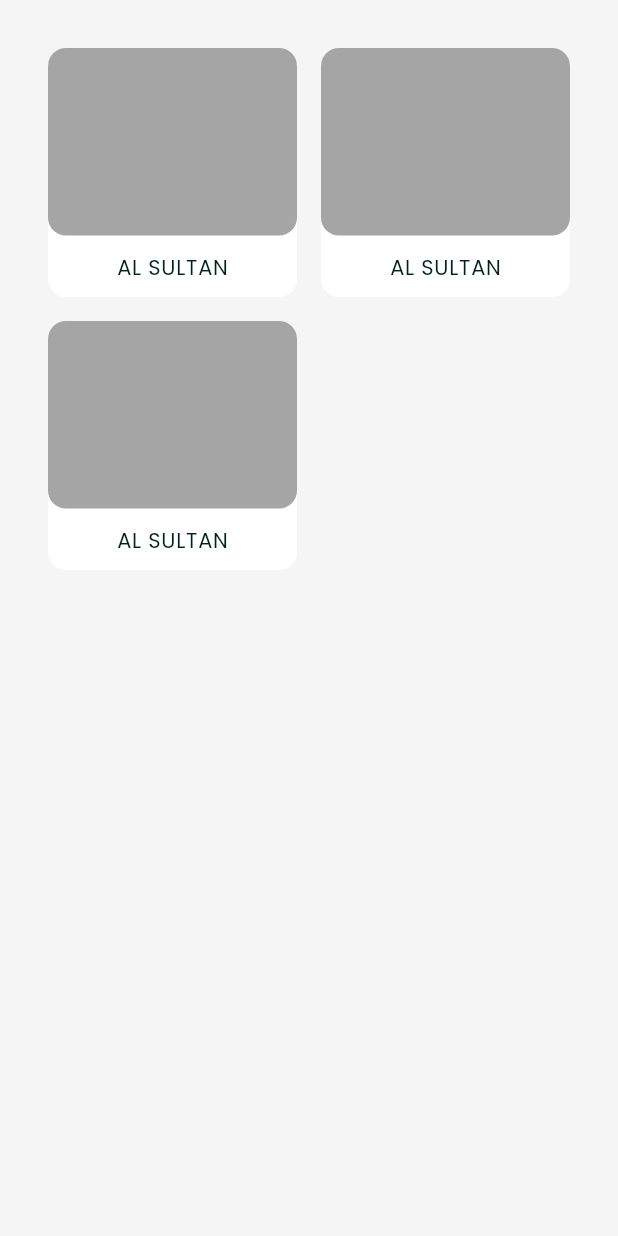
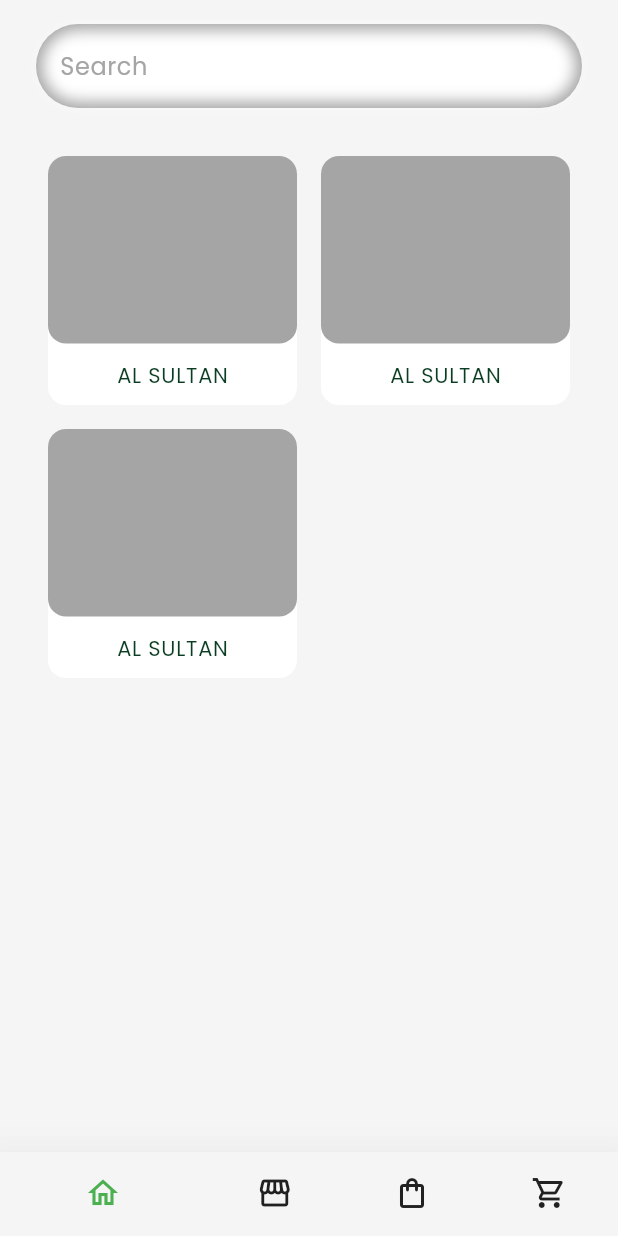
Before and after one commit to AbdulrahmanAlkhawwam/Prog_Lang-pro, a Flutter app: the screen it shows after launch, on a phone screen of 412 x 824 dp. Run offline on Flutter 3.47's test engine with Material 3 defaults, Android fonts, the phone set to English and light mode, and no system bars; our stand-ins replace easy_localization, equatable, get_it, google_fonts, shared_preferences, shimmer and 1 more; accounts and stored records are empty.

Commit message:
ADD SHOPS SCREEN FIX THEME FIX BUTTTOM BAR FIX SEARCH INPUT WIDGET FIX HTTP HELPER FIX STRINGS

```diff
--- a/lib/src/app.dart
+++ b/lib/src/app.dart
@@ -1,6 +1,6 @@
 import 'package:flutter/material.dart';
-import 'package:program_language_project/src/features/screens/shop/shops_screen.dart';
 
+import '../src/features/screens/main/main_screen.dart';
 import '../src/core/constants/theme.dart';
 
 class App extends StatelessWidget {
@@ -11,7 +11,7 @@ class App extends StatelessWidget {
     return MaterialApp(
       theme: AppTheme.lightTheme,
       darkTheme: AppTheme.darkTheme,
-      home: ShopsScreen(),
+      home: MainScreen(),
     );
   }
 }
--- /dev/null
+++ b/lib/src/core/components/app_bottom_bar.dart
@@ -0,0 +1,38 @@
+import 'package:flutter/material.dart';
+
+import '../constants/strings.dart';
+
+class AppBottomBar extends StatefulWidget {
+  final Function(dynamic) onTap;
+
+  const AppBottomBar({super.key, required this.onTap});
+
+  @override
+  State<AppBottomBar> createState() => _AppBottomBarState();
+}
+
+class _AppBottomBarState extends State<AppBottomBar> {
+  int index = 0;
+
+  @override
+  BottomNavigationBar build(BuildContext context) {
+    return BottomNavigationBar(
+      onTap: (value) {
+        setState(() {
+          index = value;
+        });
+        widget.onTap(value);
+      },
+      currentIndex: index,
+      items: [
+        BottomNavigationBarItem(icon: Icon(Icons.home_outlined), label: home),
+        BottomNavigationBarItem(
+            icon: Icon(Icons.storefront_outlined), label: shops),
+        BottomNavigationBarItem(
+            icon: Icon(Icons.shopping_bag_outlined), label: purchase),
+        BottomNavigationBarItem(
+            icon: Icon(Icons.shopping_cart_outlined), label: cart),
+      ],
+    );
+  }
+}
--- a/lib/src/core/components/buttons/App_button.dart
+++ b/lib/src/core/components/app_button.dart
@@ -1,9 +1,9 @@
 import 'package:flutter/material.dart';
 import 'package:shimmer/shimmer.dart';
 
-import '../../components/widgets/skeleton.dart';
-import '../../constants/styles.dart';
-import '../../utils/app_context.dart';
+import './skeleton.dart';
+import '../constants/styles.dart';
+import '../utils/app_context.dart';
 
 class AppButton extends StatelessWidget {
   final Function()? onPressed;
--- a/lib/src/core/components/inters/app_input.dart
+++ b/lib/src/core/components/app_input.dart
@@ -1,6 +1,6 @@
 import 'package:flutter/material.dart';
 
-import '../../utils/app_context.dart';
+import '../utils/app_context.dart';
 
 class AppInput extends StatelessWidget {
   final Function()? onTap;
--- a/lib/src/core/components/widgets/bounded_list_view.dart
+++ b/lib/src/core/components/bounded_list_view.dart
@@ -1,6 +1,6 @@
 import 'package:flutter/material.dart';
 
-import '../../utils/app_context.dart';
+import '../utils/app_context.dart';
 
 class BoundedListView extends StatelessWidget {
   final EdgeInsets? padding;
--- /dev/null
+++ b/lib/src/core/components/search_input.dart
@@ -0,0 +1,50 @@
+import 'package:flutter/material.dart';
+
+import '../utils/app_context.dart';
+import '../constants/styles.dart';
+
+class SearchInput extends StatelessWidget {
+  final Function()? onTap;
+  final Function(dynamic)? onChanged;
+  final TextEditingController? controller;
+  final String? hint;
+
+  const SearchInput({
+    super.key,
+    required this.onTap,
+    required this.onChanged,
+    required this.controller,
+    required this.hint,
+  });
+
+  @override
+  Widget build(BuildContext context) {
+    return Container(
+      height: 56,
+      margin: EdgeInsets.fromLTRB(24, 16, 24, 0),
+      decoration: BoxDecoration(
+        borderRadius: BorderRadius.circular(curvedBor),
+        boxShadow: [
+          BoxShadow(color: context.colors.outline),
+          BoxShadow(
+            color: context.colors.surfaceContainer,
+            spreadRadius: -4,
+            blurRadius: 8,
+          ),
+        ],
+      ),
+      child: SearchBar(
+        onTap: onTap,
+        hintText: hint,
+        onChanged: onChanged,
+        controller: controller,
+        elevation: WidgetStatePropertyAll(0),
+        backgroundColor: WidgetStatePropertyAll(Colors.transparent),
+        textStyle: WidgetStatePropertyAll(context.textTheme.bodySmall),
+        hintStyle: WidgetStatePropertyAll(
+          context.textTheme.bodySmall?.copyWith(color: context.colors.outline),
+        ),
+      ),
+    );
+  }
+}
--- a/lib/src/core/components/widgets/skeleton.dart
+++ b/lib/src/core/components/skeleton.dart
@@ -1,6 +1,6 @@
 import 'package:flutter/material.dart';
 
-import '../../utils/app_context.dart';
+import '../utils/app_context.dart';
 
 class Skeleton extends StatelessWidget {
   final double width;
--- a/lib/src/core/constants/strings.dart
+++ b/lib/src/core/constants/strings.dart
@@ -8,3 +8,9 @@ const themeModeKey = "theme_mode";
 const userIdKey = "user_id";
 const accessTokenKey = "token";
 const localeKey = "locale";
+
+/// ROUTES
+const home = "home";
+const shops = "shops";
+const purchase = "purchase";
+const cart = "cart";
--- a/lib/src/core/constants/styles.dart
+++ b/lib/src/core/constants/styles.dart
@@ -1,5 +1,3 @@
-const circle = 25.5;
-const semicircle = 30.0;
 const inputBor = 3.0;
 const appBor = 12.0;
 const curvedBor = 100.0;
--- a/lib/src/core/constants/theme.dart
+++ b/lib/src/core/constants/theme.dart
@@ -1,5 +1,5 @@
+import 'package:google_fonts/google_fonts.dart';
 import 'package:flutter/material.dart';
-import 'package:google_fonts/google_fonts.dart';
 
 import './colors.dart';
 import './styles.dart';
@@ -17,6 +17,7 @@ class AppTheme {
         textTheme: _textTheme(colors),
         textButtonTheme: _textButtonTheme(colors),
         inputDecorationTheme: _inputDecorationTheme(colors),
+        bottomNavigationBarTheme: _bottomNavigationBarTheme(colors),
         iconButtonTheme: const IconButtonThemeData(
           style: ButtonStyle(fixedSize: WidgetStatePropertyAll(Size(24, 24))),
         ),
@@ -24,31 +25,43 @@ class AppTheme {
 
   static InputDecorationTheme _inputDecorationTheme(ColorScheme colors) {
     return InputDecorationTheme(
+      filled: true,
+      fillColor: colors.surfaceContainer,
       disabledBorder: OutlineInputBorder(
         borderRadius: BorderRadius.circular(appBor),
         borderSide: BorderSide(color: Colors.transparent, width: inputBor),
       ),
       enabledBorder: OutlineInputBorder(
-        borderRadius: BorderRadius.circular(circle),
+        borderRadius: BorderRadius.circular(appBor),
         borderSide: BorderSide(color: Colors.transparent, width: inputBor),
       ),
       focusedBorder: OutlineInputBorder(
-        borderRadius: BorderRadius.circular(circle),
+        borderRadius: BorderRadius.circular(appBor),
         borderSide: BorderSide(color: Colors.transparent, width: inputBor),
       ),
       errorBorder: OutlineInputBorder(
-        borderRadius: BorderRadius.circular(circle),
+        borderRadius: BorderRadius.circular(appBor),
         borderSide: BorderSide(color: Colors.transparent, width: inputBor),
       ),
       focusedErrorBorder: OutlineInputBorder(
-        borderRadius: BorderRadius.circular(circle),
+        borderRadius: BorderRadius.circular(appBor),
         borderSide: BorderSide(color: Colors.transparent, width: inputBor),
       ),
       labelStyle:
           _textTheme(colors).bodySmall?.copyWith(color: colors.onSurface),
-      hintStyle:
-          _textTheme(colors).bodySmall?.copyWith(color: colors.onSurface),
+      hintStyle: _textTheme(colors).bodySmall?.copyWith(color: colors.outline),
       errorStyle: _textTheme(colors).bodySmall?.copyWith(color: colors.error),
+    );
+  }
+
+  static _bottomNavigationBarTheme(ColorScheme colors) {
+    return BottomNavigationBarThemeData(
+      elevation: 25,
+      selectedItemColor: colors.primary,
+      unselectedItemColor: colors.onSurface,
+      showSelectedLabels: false,
+      showUnselectedLabels: false,
+      backgroundColor: colors.surfaceContainer,
     );
   }
 
--- a/lib/src/core/helpers/database_helper.dart
+++ b/lib/src/core/helpers/database_helper.dart
@@ -15,8 +15,6 @@ abstract class DatabaseHelper {
       {String? where, List? args});
 
   Future<int> delete(String table, {String? where, List? args});
-
-  Future<dynamic> sum(String column, String table);
 
   Future<void> close();
 }
@@ -90,10 +88,4 @@ class DatabaseHelperImpl implements DatabaseHelper {
     // )""",
     // );
   }
-
-  @override
-  Future sum(String column, String table) async =>
-      // (await _db.rawQuery("SELECT SUM($column) AS result FROM $table"))
-      //     .firstOrNull?["result"] ??
-      0;
 }
--- a/lib/src/core/helpers/http_helper.dart
+++ b/lib/src/core/helpers/http_helper.dart
@@ -7,7 +7,7 @@ import 'package:http/http.dart';
 
 import '../constants/strings.dart';
 import '../errors/exceptions.dart';
-import 'storage_helper.dart';
+import './storage_helper.dart';
 
 abstract class HttpHelper {
   Future get(
@@ -179,10 +179,10 @@ class HttpHelperImpl extends HttpHelper {
   }
 
   Map<String, String> _makeHeaders({Map? extraHeaders}) => {
-        "Accept": "application/json",
+        // "Accept": "application/json",
         "Content-Type": "application/json",
         "Accept-Language": locale,
-        "x-app-client": Platform.isAndroid ? "android" : "ios",
+        // "x-app-client": Platform.isAndroid ? "android" : "ios",
         if (token.isNotEmpty) "Authorization": token,
         ...?extraHeaders,
       };
--- /dev/null
+++ b/lib/src/features/screens/main/main_screen.dart
@@ -0,0 +1,20 @@
+import 'package:flutter/material.dart';
+
+import '../../../core/components/app_bottom_bar.dart';
+import '../shop/shops_screen.dart';
+
+class MainScreen extends StatelessWidget {
+  const MainScreen({super.key});
+
+  @override
+  Widget build(BuildContext context) {
+    return Scaffold(
+      body: ShopsScreen(),
+      bottomNavigationBar: AppBottomBar(
+        onTap: (index) {
+          print(index);
+        },
+      ),
+    );
+  }
+}
--- a/lib/src/features/screens/shop/shops_screen.dart
+++ b/lib/src/features/screens/shop/shops_screen.dart
@@ -1,77 +1,28 @@
 import 'package:flutter/material.dart';
 
-import '../../models/Location.dart';
-import '../../models/category.dart';
-import '../../models/shop.dart';
-import '../../widgets/shop/shops_item.dart';
+import '../../../core/components/search_input.dart';
+import '../../widgets/shop/shops_list.dart';
 
 class ShopsScreen extends StatelessWidget {
-  const ShopsScreen({super.key});
+  ShopsScreen({super.key});
+
+  final controller = TextEditingController();
 
   @override
   Widget build(BuildContext context) {
-    // TODO : clear demo data
-    final shops = [
-      Shop(
-        id: "12345566",
-        name: "al sultan",
-        place: Location(
-          latitudes: 0000.0000,
-          longitudes: 0000.000,
-          locationDescription: "locationDescription",
-        ),
-        status: "OPENED",
-        imageId: "/",
-        category: Category(
-          id: "1234567",
-          iconId: 1234,
-          categoryName: "FOOD",
-        ),
+    return Scaffold(
+        body: SafeArea(
+      child: Column(
+        children: [
+          SearchInput(
+            onTap: () {},
+            hint: "Search",
+            onChanged: null,
+            controller: null,
+          ),
+          Expanded(child: ShopsList()),
+        ],
       ),
-      Shop(
-        id: "12345566",
-        name: "al sultan",
-        place: Location(
-            latitudes: 0000.0000,
-            longitudes: 0000.000,
-            locationDescription: "locationDescription"),
-        status: "OPENED",
-        imageId: "kfjv31242oef",
-        category: Category(
-          id: "1234567",
-          iconId: 1234,
-          categoryName: "FOOD",
-        ),
-      ),
-      Shop(
-        id: "12345566",
-        name: "al sultan",
-        place: Location(
-            latitudes: 0000.0000,
-            longitudes: 0000.000,
-            locationDescription: "locationDescription"),
-        status: "OPENED",
-        imageId: "kfjv31242oef",
-        category: Category(
-          id: "1234567",
-          iconId: 1234,
-          categoryName: "FOOD",
-        ),
-      ),
-    ];
-    return Scaffold(
-      body: Padding(
-        padding: const EdgeInsets.all(24),
-        child: GridView.builder(
-          itemCount: shops.length,
-          itemBuilder: (context, index) => ShopsItem(
-            shop: shops[index],
-          ),
-          gridDelegate: SliverGridDelegateWithFixedCrossAxisCount(
-            crossAxisCount: 2,
-          ),
-        ),
-      ),
-    );
+    ));
   }
 }
--- a/lib/src/features/test_screen.dart
+++ b/lib/src/features/test_screen.dart
@@ -1,10 +1,8 @@
 import 'package:flutter/material.dart';
-import 'package:flutter_svg/flutter_svg.dart';
-import 'package:program_language_project/src/core/constants/res.dart';
-import 'package:program_language_project/src/core/utils/app_context.dart';
 
-import '../core/components/buttons/App_button.dart';
-import '../core/components/inters/app_input.dart';
+import '../core/components/app_button.dart';
+import '../core/components/app_input.dart';
+import '../core/utils/app_context.dart';
 
 class TestScreen extends StatelessWidget {
   const TestScreen({super.key});
@@ -16,7 +14,7 @@ class TestScreen extends StatelessWidget {
           child: Column(
         mainAxisSize: MainAxisSize.min,
         children: [
-          SvgPicture.asset(Res.unknownUserLight),
+          // SvgPicture.asset(Res.unknownUserLight),
           Divider(),
           AppInput(
             isEnabled: true,
--- a/lib/src/features/widgets/shop/shops_item.dart
+++ b/lib/src/features/widgets/shop/shops_item.dart
@@ -1,5 +1,6 @@
 import 'package:flutter/material.dart';
 
+import '../../../core/constants/styles.dart';
 import '../../../core/utils/app_context.dart';
 import '../../models/shop.dart';
 
@@ -16,15 +17,15 @@ class ShopsItem extends StatelessWidget {
     return Container(
       margin: const EdgeInsets.all(8),
       decoration: BoxDecoration(
-        borderRadius: BorderRadius.circular(12),
-        color: context.colors.onPrimary,
+        borderRadius: BorderRadius.circular(appBor),
+        color: context.colors.surfaceContainer,
       ),
       child: Column(
         children: [
           Expanded(
             child: Container(
               decoration: BoxDecoration(
-                borderRadius: BorderRadius.circular(12),
+                borderRadius: BorderRadius.circular(appBor),
                 color: context.colors.outline,
               ),
               // TODO : FIX THIS
@@ -35,7 +36,8 @@ class ShopsItem extends StatelessWidget {
             padding: EdgeInsets.symmetric(vertical: 9),
             child: Text(
               shop.name.toUpperCase(),
-              style: context.textTheme.labelSmall,
+              style: context.textTheme.labelSmall
+                  ?.copyWith(color: context.colors.onPrimaryContainer),
             ),
           )
         ],
--- /dev/null
+++ b/lib/src/features/widgets/shop/shops_list.dart
@@ -0,0 +1,76 @@
+import 'package:flutter/material.dart';
+
+import '../../models/Location.dart';
+import '../../models/category.dart';
+import '../../models/shop.dart';
+import 'shops_item.dart';
+
+class ShopsList extends StatelessWidget {
+  const ShopsList({super.key});
+
+  @override
+  Widget build(BuildContext context) {
+    // TODO : clear demo data
+    final shops = [
+      Shop(
+        id: "12345566",
+        name: "al sultan",
+        place: Location(
+          latitudes: 0000.0000,
+          longitudes: 0000.000,
+          locationDescription: "locationDescription",
+        ),
+        status: "OPENED",
+        // imageId: "/",
+        category: Category(
+          id: "1234567",
+          iconId: 1234,
+          categoryName: "FOOD",
+        ),
+      ),
+      Shop(
+        id: "12345566",
+        name: "al sultan",
+        place: Location(
+            latitudes: 0000.0000,
+            longitudes: 0000.000,
+            locationDescription: "locationDescription"),
+        status: "OPENED",
+        // imageId: "kfjv31242oef",
+        category: Category(
+          id: "1234567",
+          iconId: 1234,
+          categoryName: "FOOD",
+        ),
+      ),
+      Shop(
+        id: "12345566",
+        name: "al sultan",
+        place: Location(
+            latitudes: 0000.0000,
+            longitudes: 0000.000,
+            locationDescription: "locationDescription"),
+        status: "OPENED",
+        // imageId: "kfjv31242oef",
+        category: Category(
+          id: "1234567",
+          iconId: 1234,
+          categoryName: "FOOD",
+        ),
+      ),
+    ];
+
+    return Padding(
+      padding: const EdgeInsets.all(24),
+      child: GridView.builder(
+        itemCount: shops.length,
+        itemBuilder: (context, index) => ShopsItem(
+          shop: shops[index],
+        ),
+        gridDelegate: SliverGridDelegateWithFixedCrossAxisCount(
+          crossAxisCount: 2,
+        ),
+      ),
+    );
+  }
+}
```
Also changed, not shown: pubspec.lock.
